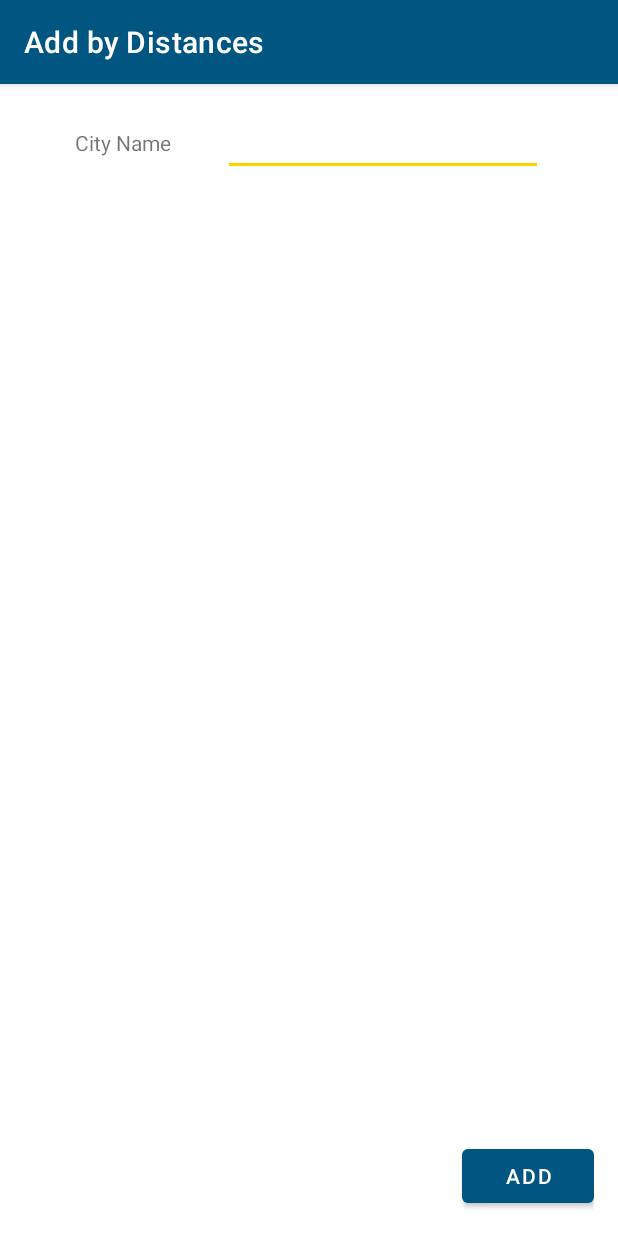
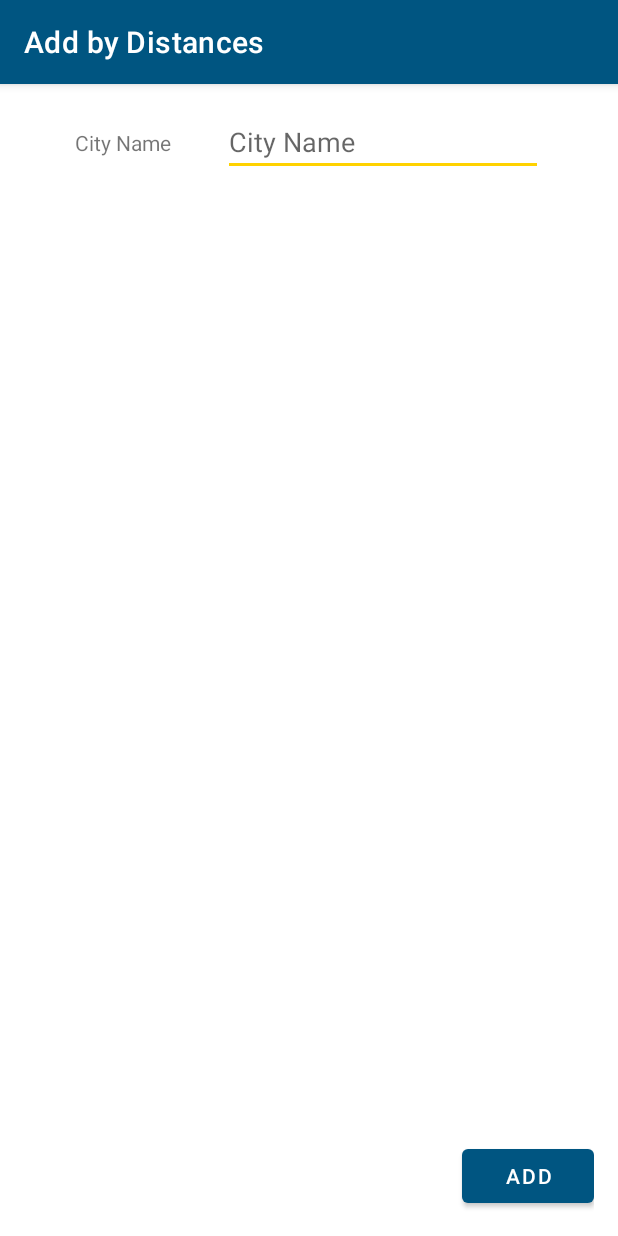
Before and after one commit to agbenge/TSPSolutionandGame, an Android app: the AddCityDActivity screen opened directly, with no data from a screen before it, on a phone screen of 412 x 824 dp. Run offline under Robolectric (Android 15) with nearby library versions, the phone set to English and light mode, and no system bars.

Commit message:
add city by distance fixed

```diff
--- a/app/src/main/res/layout/activity_add_city_dactivity.xml
+++ b/app/src/main/res/layout/activity_add_city_dactivity.xml
@@ -5,31 +5,32 @@
     android:layout_width="match_parent"
     android:layout_height="match_parent"
     android:padding="@dimen/fab_margin"
+    android:fitsSystemWindows="true"
     tools:context=".AddCityDActivity">
 
     <TextView
         android:id="@+id/textView12"
         android:layout_width="wrap_content"
         android:layout_height="wrap_content"
+        android:labelFor="@id/new_city_name"
         android:text="@string/city_name"
-        android:labelFor="@id/new_city_name"
         app:layout_constraintBottom_toBottomOf="@+id/new_city_name"
         app:layout_constraintEnd_toStartOf="@+id/new_city_name"
         app:layout_constraintHorizontal_bias="0.5"
         app:layout_constraintStart_toStartOf="parent"
-        app:layout_constraintTop_toTopOf="@+id/new_city_name" />
+        app:layout_constraintTop_toTopOf="parent" />
 
     <EditText
         android:id="@+id/new_city_name"
         android:layout_width="wrap_content"
         android:layout_height="wrap_content"
+        android:autofillHints="@string/city_name"
         android:ems="10"
+        android:hint="@string/city_name"
         android:inputType="textPersonName"
         app:layout_constraintEnd_toEndOf="parent"
-        app:layout_constraintHorizontal_bias="0.5"
         app:layout_constraintStart_toEndOf="@+id/textView12"
-        app:layout_constraintTop_toTopOf="parent"
-        android:autofillHints="@string/city_name" />
+        app:layout_constraintTop_toTopOf="parent" />
 
     <Button
         android:id="@+id/add"
@@ -42,12 +43,12 @@
     <ScrollView
         android:id="@+id/scroll"
         android:layout_width="0dp"
+        app:layout_constraintVertical_bias="0"
         android:layout_height="wrap_content"
         app:layout_constraintBottom_toTopOf="@+id/add"
         app:layout_constraintEnd_toEndOf="parent"
         app:layout_constraintStart_toStartOf="parent"
-        app:layout_constraintTop_toBottomOf="@+id/new_city_name"
-        app:layout_constraintVertical_bias="0.03">
+        app:layout_constraintTop_toBottomOf="@+id/new_city_name">
 
         <LinearLayout
             android:id="@+id/linear_list"
```
Also changed, not shown: app/src/main/java/softcare/game/model/CityInfo.java (added, +99 -0 lines).
